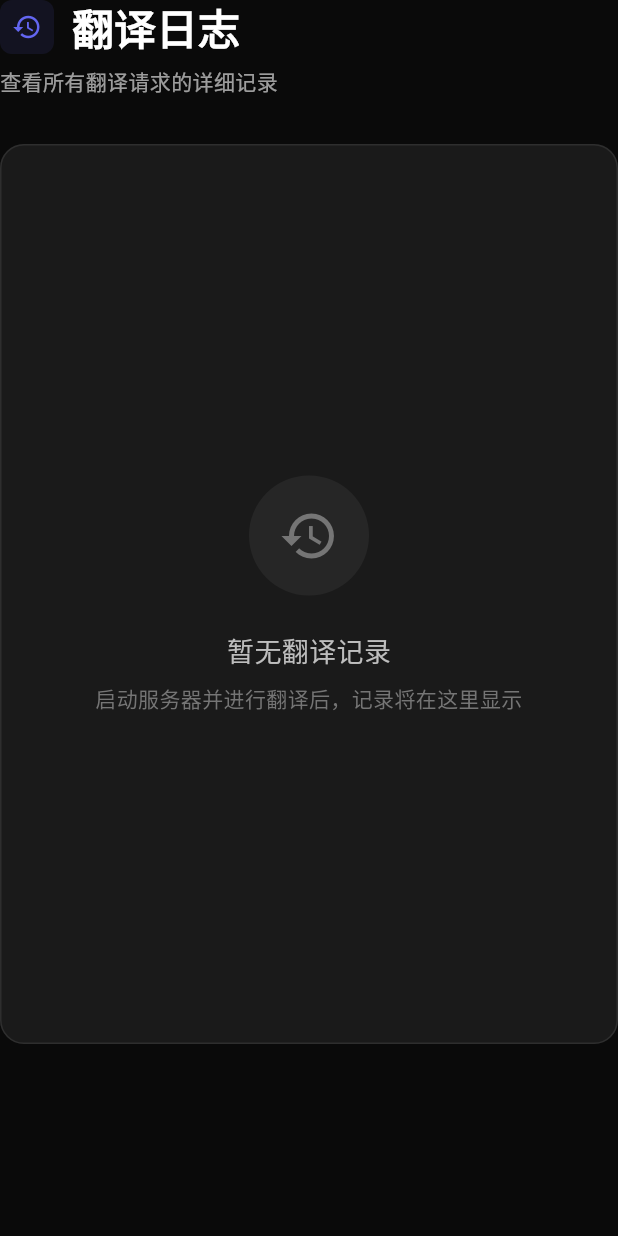
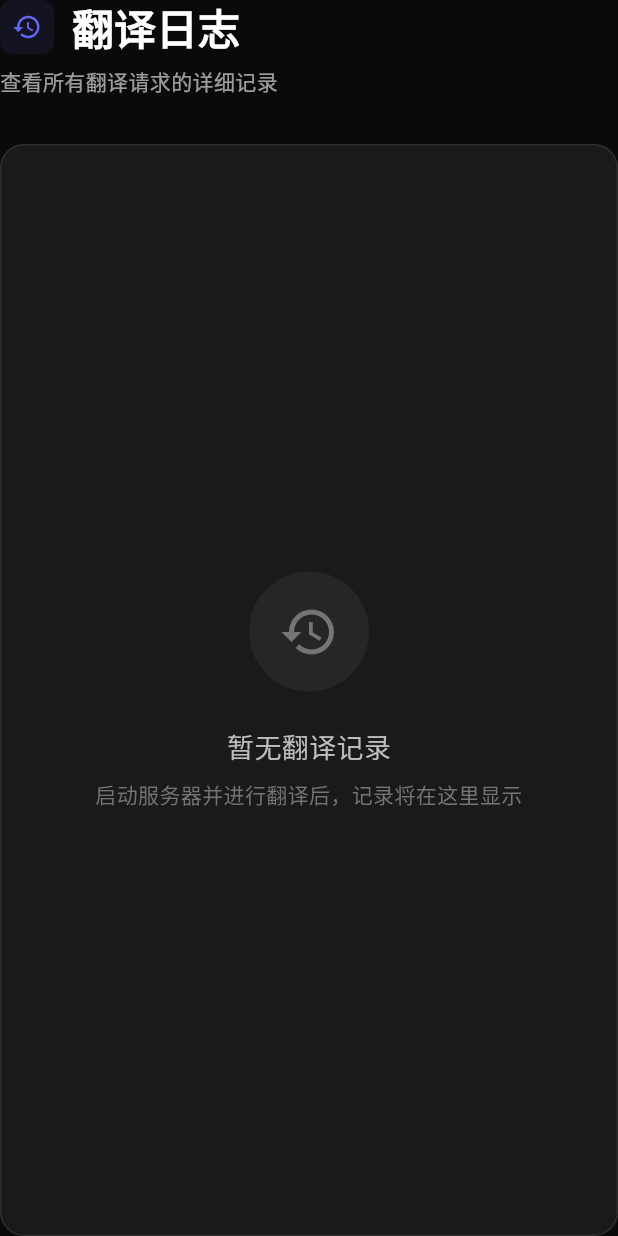
Before and after one commit to Aloxaf/XUnity.AiTranslator, a Flutter app: the TranslationLogs widget shown alone on an empty page, opened directly, on a phone screen of 412 x 824 dp. Run offline on Flutter 3.47's test engine with Material 3 defaults, Android fonts, the light colour scheme and no system bars; our stand-ins replace dio, flutter_riverpod, logger, shared_preferences, shelf; missing offline and left inert: shelf_cors_headers, shelf_router; accounts and stored records are empty.

Commit message:
feat: 解除日志列表长度限制

```diff
--- a/lib/widgets/translation_logs.dart
+++ b/lib/widgets/translation_logs.dart
@@ -88,8 +88,8 @@ class TranslationLogs extends ConsumerWidget {
         const SizedBox(height: 32),
 
         // 日志列表
-        Container(
-          height: 600,
+        Expanded(
+          child: Container(
             decoration: BoxDecoration(
               color: const Color(0xFF1A1A1A),
               borderRadius: BorderRadius.circular(16),
@@ -107,7 +107,9 @@ class TranslationLogs extends ConsumerWidget {
                         decoration: BoxDecoration(
                           border: Border(
                             bottom: BorderSide(
-                            color: Colors.grey.shade800.withValues(alpha: 0.3),
+                              color: Colors.grey.shade800.withValues(
+                                alpha: 0.3,
+                              ),
                             ),
                           ),
                         ),
@@ -145,6 +147,7 @@ class TranslationLogs extends ConsumerWidget {
                         ),
                       ),
                     ],
+                  ),
           ),
         ),
       ],
```
Also changed, not shown: lib/main.dart (+7 -2 lines), 2 other files. Lines whose indentation alone changed are shown as unchanged.
